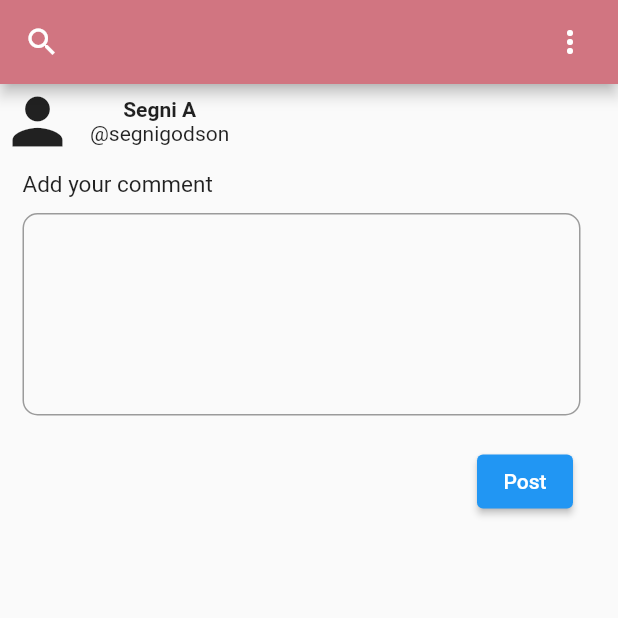
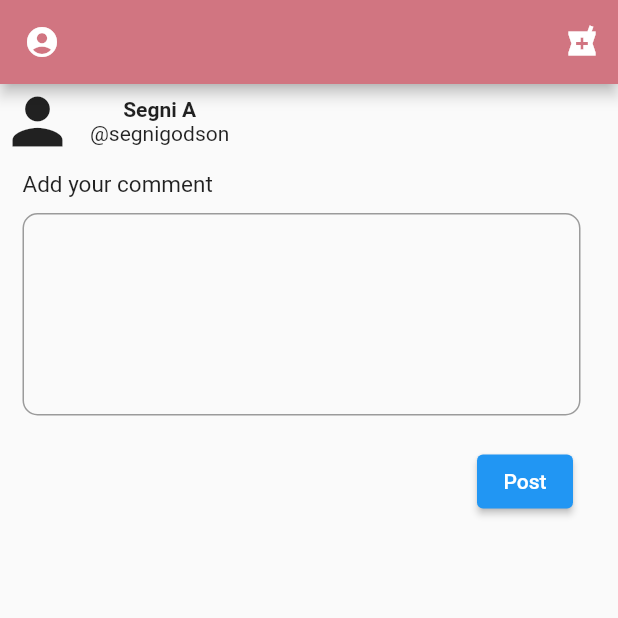
Before and after one commit to Kaleab-git/Medanit, a Flutter app: the screen it shows after launch, on a phone screen of 412 x 824 dp, the top half of it. Run offline on Flutter 3.47's test engine with Material 2 defaults, Android fonts, the light colour scheme and no system bars; our stand-ins replace equatable, roundcheckbox.

Commit message:
appbar updated

```diff
--- a/medanit_frontend/lib/comments/screens/addCommentPage.dart
+++ b/medanit_frontend/lib/comments/screens/addCommentPage.dart
@@ -14,16 +14,17 @@ class _addCommentPageState extends State<addCommentPage> {
     return Scaffold(
       appBar: AppBar(
         backgroundColor: Color.fromRGBO(209, 117, 129, 1),
-        leading: Icon(    Icons.search  ),
-        actions: <Widget>[
 
-          Padding(
-            padding: EdgeInsets.only(right: 20.0),
-              child: Icon(
-                  Icons.more_vert
-              ),
-            ),
+        actions: [
+          IconButton(
+            icon: Icon(Icons.local_pharmacy_sharp),
+            onPressed: () {},
+          ),
         ],
+        leading: IconButton(
+          icon: Icon(Icons.account_circle),
+          onPressed: () {},
+        ),
       ),
 
 
```
Also changed, not shown: medanit_frontend/lib/screens/addPostPage.dart (+9 -9 lines), medanit_frontend/lib/screens/postPage.dart (+10 -8 lines).
